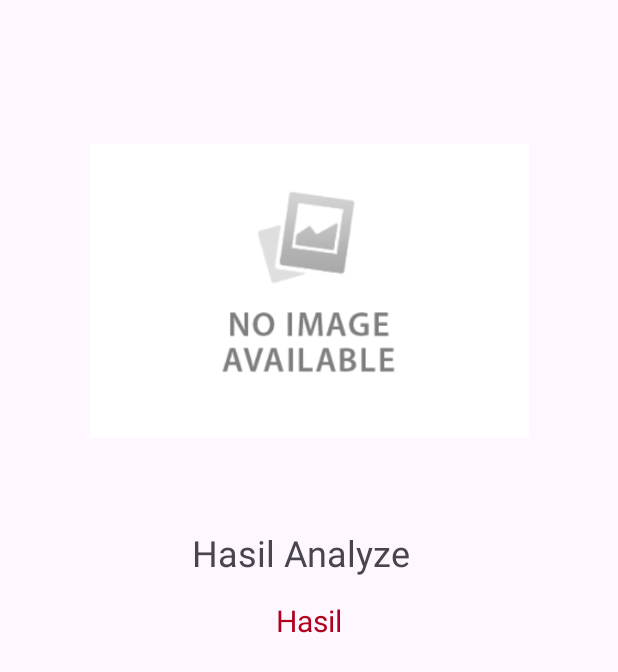
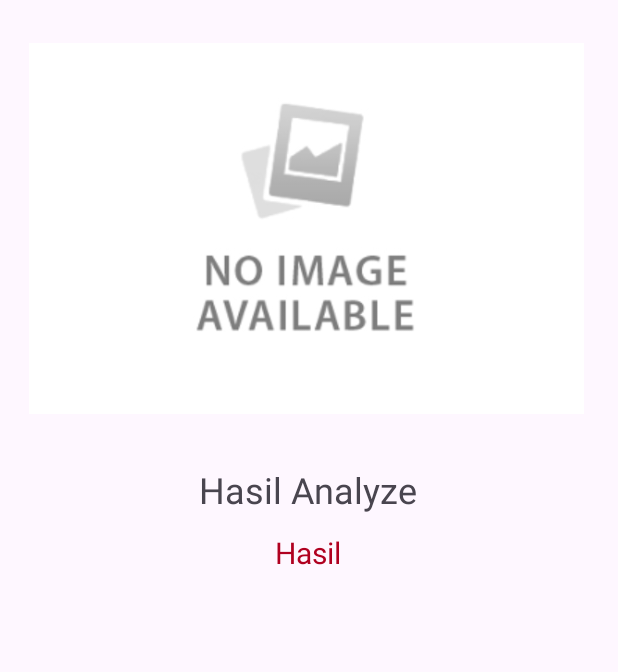
Before and after one commit to Iksan273/Capstone-MeatU, an Android app: the PredictActivity screen opened directly, with no data from a screen before it, on a phone screen of 412 x 824 dp. Shown: the top 672 px of the screen. Run offline under Robolectric (Android 15) with nearby library versions, the phone set to English and light mode, and no system bars; pictures from the network do not load; 2 statements that could not run were skipped.

Commit message:
coba lagi

```diff
--- a/app/src/main/res/layout/activity_predict.xml
+++ b/app/src/main/res/layout/activity_predict.xml
@@ -1,20 +1,27 @@
 <?xml version="1.0" encoding="utf-8"?>
-<androidx.constraintlayout.widget.ConstraintLayout xmlns:android="http://schemas.android.com/apk/res/android"
+<FrameLayout xmlns:android="http://schemas.android.com/apk/res/android"
     xmlns:app="http://schemas.android.com/apk/res-auto"
     xmlns:tools="http://schemas.android.com/tools"
+    android:layout_width="match_parent"
+    android:layout_height="match_parent">
+
+    <androidx.constraintlayout.widget.ConstraintLayout
         android:layout_width="match_parent"
         android:layout_height="match_parent"
         tools:context=".ui.dashboard.PredictActivity">
 
         <ImageView
             android:id="@+id/imageView2"
-        android:layout_width="351dp"
-        android:layout_height="196dp"
-        android:layout_marginTop="96dp"
+            android:layout_width="370dp"
+            android:layout_height="wrap_content"
             android:scaleType="fitCenter"
+            android:src="@drawable/noimages"
+            app:layout_constraintBottom_toBottomOf="parent"
             app:layout_constraintEnd_toEndOf="parent"
+            app:layout_constraintHorizontal_bias="0.454"
             app:layout_constraintStart_toStartOf="parent"
             app:layout_constraintTop_toTopOf="parent"
+            app:layout_constraintVertical_bias="0.034"
             app:srcCompat="@drawable/noimages"
             tools:srcCompat="@drawable/noimages" />
 
@@ -22,10 +29,11 @@
             android:id="@+id/textView"
             android:layout_width="wrap_content"
             android:layout_height="wrap_content"
-        android:layout_marginStart="128dp"
-        android:layout_marginTop="60dp"
+            android:layout_marginTop="24dp"
             android:text="Hasil Analyze"
             android:textSize="24sp"
+            app:layout_constraintEnd_toEndOf="parent"
+            app:layout_constraintHorizontal_bias="0.498"
             app:layout_constraintStart_toStartOf="parent"
             app:layout_constraintTop_toBottomOf="@+id/imageView2" />
 
@@ -33,12 +41,15 @@
             android:id="@+id/txtHasil"
             android:layout_width="wrap_content"
             android:layout_height="wrap_content"
-        android:layout_marginTop="108dp"
+            android:layout_marginTop="12dp"
             android:text="Hasil"
             android:textColor="@color/design_default_color_error"
             android:textSize="20sp"
             app:layout_constraintEnd_toEndOf="parent"
+            app:layout_constraintHorizontal_bias="0.498"
             app:layout_constraintStart_toStartOf="parent"
-        app:layout_constraintTop_toBottomOf="@+id/imageView2" />
+            app:layout_constraintTop_toBottomOf="@+id/textView" />
 
     </androidx.constraintlayout.widget.ConstraintLayout>
+
+</FrameLayout>
--- a/app/src/main/res/layout/fragment_scan.xml
+++ b/app/src/main/res/layout/fragment_scan.xml
@@ -14,8 +14,8 @@
 
         <ImageView
             android:id="@+id/imageView"
-            android:layout_width="383dp"
-            android:layout_height="223dp"
+            android:layout_width="wrap_content"
+            android:layout_height="wrap_content"
             android:scaleType="fitCenter"
             android:src="@drawable/noimages"
             app:layout_constraintBottom_toBottomOf="parent"
```
Lines whose indentation alone changed are shown as unchanged.
